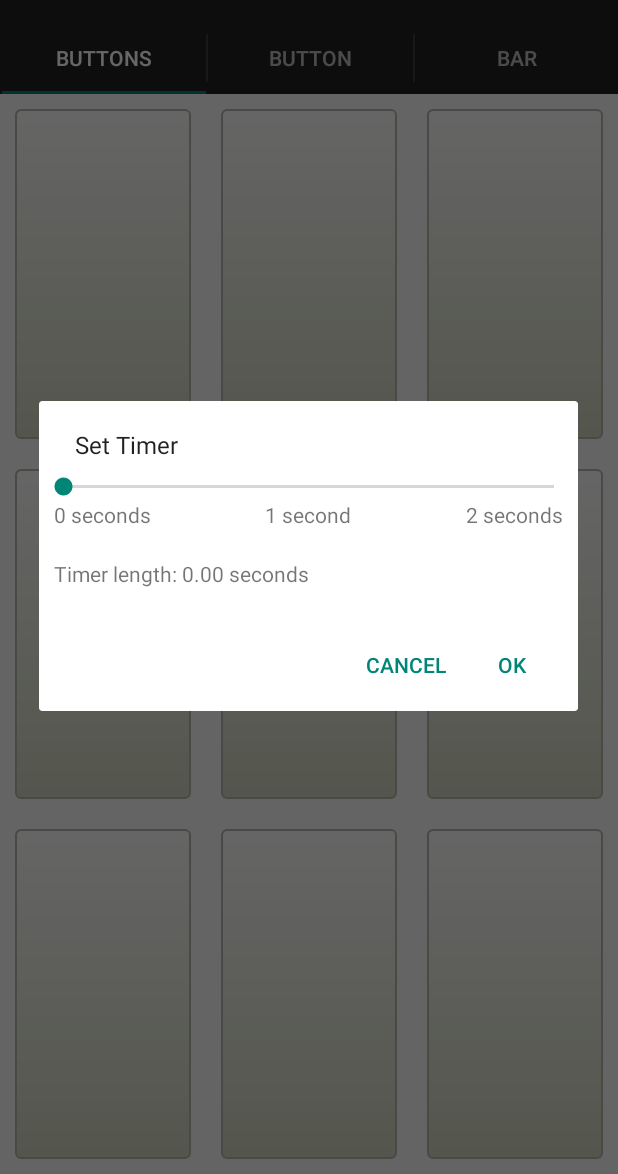
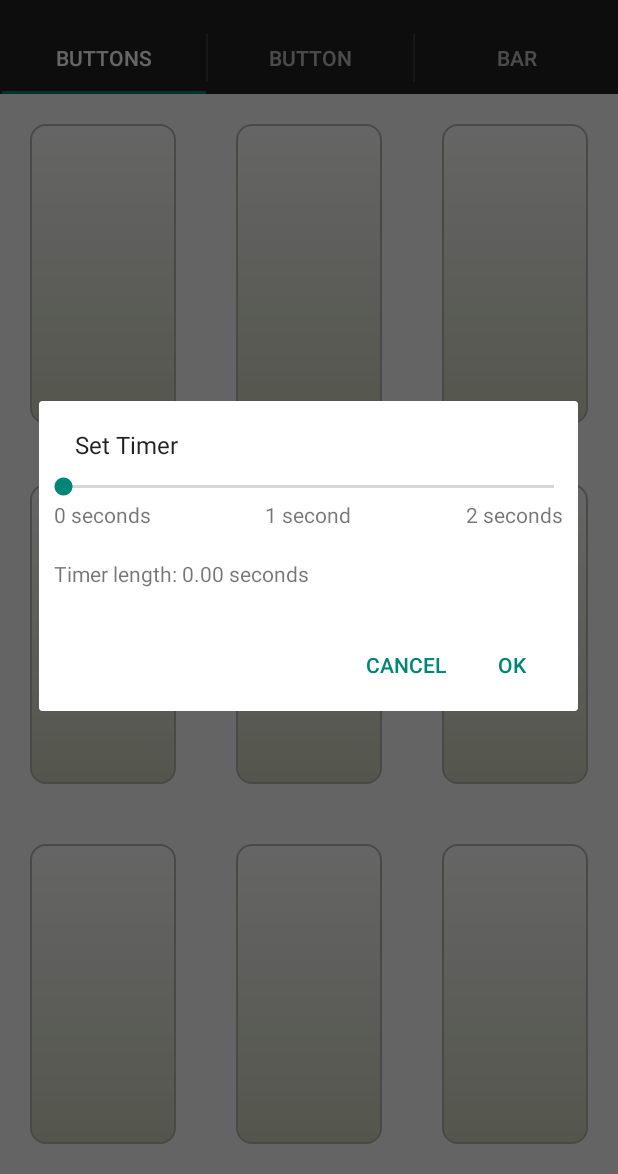
Before and after one commit to cdelorey/speech-therapy, an Android app: the screen it shows after launch (MainActivity), after a tap on "Set Timer", on a phone screen of 412 x 824 dp, the part 62-1236 px from its top. Run offline under Robolectric (Android 15) with nearby library versions, the phone set to English and light mode, and no system bars.

Commit message:
Tweak style

```diff
--- a/app/src/main/res/drawable/timer_button.xml
+++ b/app/src/main/res/drawable/timer_button.xml
@@ -7,7 +7,7 @@
 <!-- background properties  -->
 <item android:id="@android:id/background">
     <shape android:shape="rectangle" xmlns:android="http://schemas.android.com/apk/res/android" >
-        <corners android:radius="3dip" />
+        <corners android:radius="10dip" />
         <stroke android:width="1dip" android:color="#b7b9ac" />
         <gradient  android:angle="-90"  android:startColor="#fefefe" android:endColor="#d3d8c2" />
     </shape>
@@ -17,7 +17,7 @@
 <item android:id="@android:id/progress">
     <clip>
         <shape android:shape="rectangle"  >
-            <corners android:radius="3dip" />
+            <corners android:radius="10dip" />
             <stroke android:width="1dip" android:color="#598e96" />
             <gradient  android:angle="-90"  android:startColor="#94dcea" android:endColor="#4ea0ab" />
         </shape>
--- a/app/src/main/res/drawable/timer_button_done.xml
+++ b/app/src/main/res/drawable/timer_button_done.xml
@@ -1,7 +1,7 @@
 <?xml version="1.0" encoding="utf-8"?>
 
 <shape android:shape="rectangle"  xmlns:android="http://schemas.android.com/apk/res/android" >
-    <corners android:radius="3dip" />
+    <corners android:radius="10dip" />
     <stroke android:width="1dip" android:color="#20534e" />
     <gradient  android:angle="-90"  android:startColor="#4c898e" android:endColor="#125156" />
 </shape>
--- a/app/src/main/res/drawable/timer_button_too_fast.xml
+++ b/app/src/main/res/drawable/timer_button_too_fast.xml
@@ -1,7 +1,7 @@
 <?xml version="1.0" encoding="utf-8"?>
 
 <shape android:shape="rectangle"  xmlns:android="http://schemas.android.com/apk/res/android">
-    <corners android:radius="3dip" />
+    <corners android:radius="10dip" />
     <stroke android:width="1dip" android:color="#c53e2b" />
     <gradient  android:angle="-90"  android:startColor="#ff6c52" android:endColor="#e0341e" />
 </shape>
--- a/app/src/main/res/layout/fragment_multiple_buttons.xml
+++ b/app/src/main/res/layout/fragment_multiple_buttons.xml
@@ -11,21 +11,21 @@
                 style="@style/TimerButton"
                 android:layout_width="match_parent"
                 android:layout_height="match_parent"
-                android:layout_margin="10dp" />
+                android:layout_margin="20dp" />
 
             <cdelorey.speechtherapy.app.TimerButton
                 android:id="@+id/button2"
                 style="@style/TimerButton"
                 android:layout_width="match_parent"
                 android:layout_height="match_parent"
-                android:layout_margin="10dp"/>
+                android:layout_margin="20dp"/>
 
             <cdelorey.speechtherapy.app.TimerButton
                 android:id="@+id/button3"
                 style="@style/TimerButton"
                 android:layout_width="match_parent"
                 android:layout_height="match_parent"
-                android:layout_margin="10dp"/>
+                android:layout_margin="20dp"/>
         </TableRow>
 
         <TableRow android:layout_weight="1" >
@@ -35,21 +35,21 @@
                 style="@style/TimerButton"
                 android:layout_width="match_parent"
                 android:layout_height="match_parent"
-                android:layout_margin="10dp" />
+                android:layout_margin="20dp" />
 
             <cdelorey.speechtherapy.app.TimerButton
                 android:id="@+id/button5"
                 style="@style/TimerButton"
                 android:layout_width="match_parent"
                 android:layout_height="match_parent"
-                android:layout_margin="10dp" />
+                android:layout_margin="20dp" />
 
             <cdelorey.speechtherapy.app.TimerButton
                 android:id="@+id/button6"
                 style="@style/TimerButton"
                 android:layout_width="match_parent"
                 android:layout_height="match_parent"
-                android:layout_margin="10dp" />
+                android:layout_margin="20dp" />
         </TableRow>
 
         <TableRow android:layout_weight="1" >
@@ -59,21 +59,21 @@
                 style="@style/TimerButton"
                 android:layout_width="match_parent"
                 android:layout_height="match_parent"
-                android:layout_margin="10dp" />
+                android:layout_margin="20dp" />
 
             <cdelorey.speechtherapy.app.TimerButton
                 android:id="@+id/button8"
                 style="@style/TimerButton"
                 android:layout_width="match_parent"
                 android:layout_height="match_parent"
-                android:layout_margin="10dp" />
+                android:layout_margin="20dp" />
 
             <cdelorey.speechtherapy.app.TimerButton
                 android:id="@+id/button9"
                 style="@style/TimerButton"
                 android:layout_width="match_parent"
                 android:layout_height="match_parent"
-                android:layout_margin="10dp" />
+                android:layout_margin="20dp" />
         </TableRow>
 
     </TableLayout>
```
